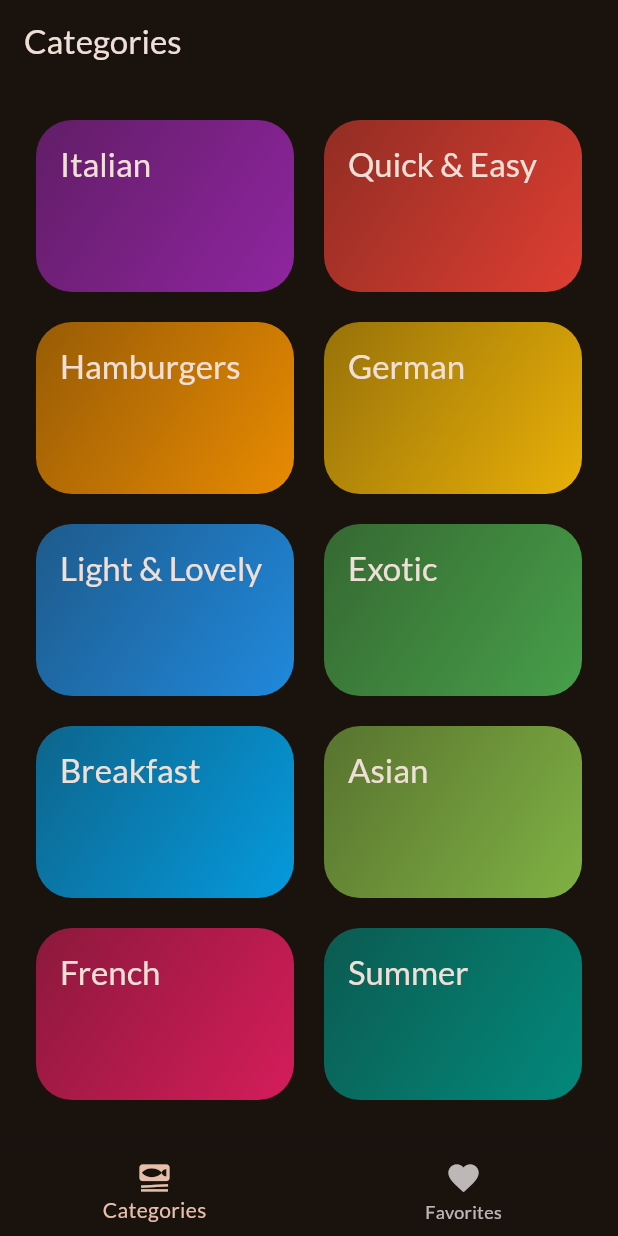
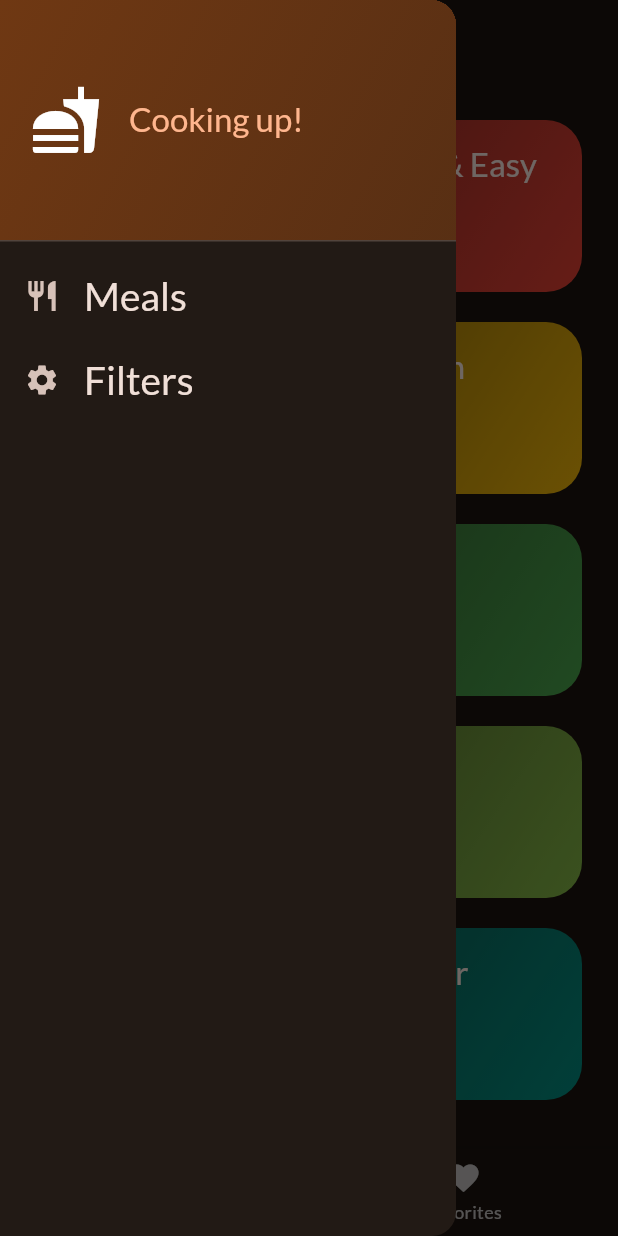
Before and after one commit to RanaEssam03/Meals, a Flutter app: the screen it shows after launch, with the side drawer open (before the commit the screen has no drawer), on a phone screen of 412 x 824 dp. Run offline on Flutter 3.47's test engine with Material 2 defaults, Android fonts, the phone set to English and light mode, and no system bars; our stand-ins replace google_fonts, transparent_image.

Commit message:
added filters screen

```diff
--- /dev/null
+++ b/meals/lib/widgets/main_drawer.dart
@@ -0,0 +1,76 @@
+import 'package:flutter/material.dart';
+
+class MainDrawer extends StatelessWidget {
+  const MainDrawer({required this.onSelectScreen,super.key});
+
+  final void Function(String idenifier) onSelectScreen;
+
+
+  @override
+  Widget build(BuildContext context) {
+    return Drawer(
+      child: Column(
+        children: [
+          DrawerHeader(
+            padding: const EdgeInsets.all(20),
+            decoration: BoxDecoration(
+              gradient: LinearGradient(
+                colors: [
+                  Theme.of(context).colorScheme.primaryContainer,
+                  Theme.of(context)
+                      .colorScheme
+                      .primaryContainer
+                      .withOpacity(0.7)
+                ],
+                begin: Alignment.topLeft,
+                end: Alignment.bottomRight,
+              ),
+            ),
+            child: Row(
+              children: [
+                const Icon(
+                  Icons.fastfood,
+                  size: 48,
+                ),
+                const SizedBox(width: 18),
+                Text(
+                  'Cooking up!',
+                  style: Theme.of(context)
+                      .textTheme
+                      .titleLarge!
+                      .copyWith(color: Theme.of(context).colorScheme.primary),
+                )
+              ],
+            ),
+          ),
+          ListTile(
+            leading: const Icon(Icons.restaurant),
+            title: Text(
+              'Meals',
+              style: Theme.of(context).textTheme.titleLarge!.copyWith(
+                    color: Theme.of(context).colorScheme.onBackground,
+                    fontSize: 26,
+                  ),
+            ),
+            onTap: () {
+              onSelectScreen('Meals');
+            },
+          ),
+          ListTile(
+            leading: const Icon(Icons.settings),
+            title: Text(
+              'Filters',
+              style: Theme.of(context).textTheme.titleLarge!.copyWith(
+                    color: Theme.of(context).colorScheme.onBackground,
+                    fontSize: 26,
+                  ),
+            ),
+            onTap: () {
+              onSelectScreen('Filters');
+            },
+          ),
+        ],
+      ),
+    );
+  }
+}
```
Also changed, not shown: meals/lib/screens/filters.dart (added, +105 -0 lines), meals/lib/screens/meal_details_screen.dart (added, +65 -0 lines), meals/lib/screens/meals_screen.dart (added, +62 -0 lines), meals/lib/screens/tabs.dart (+19 -0 lines).
